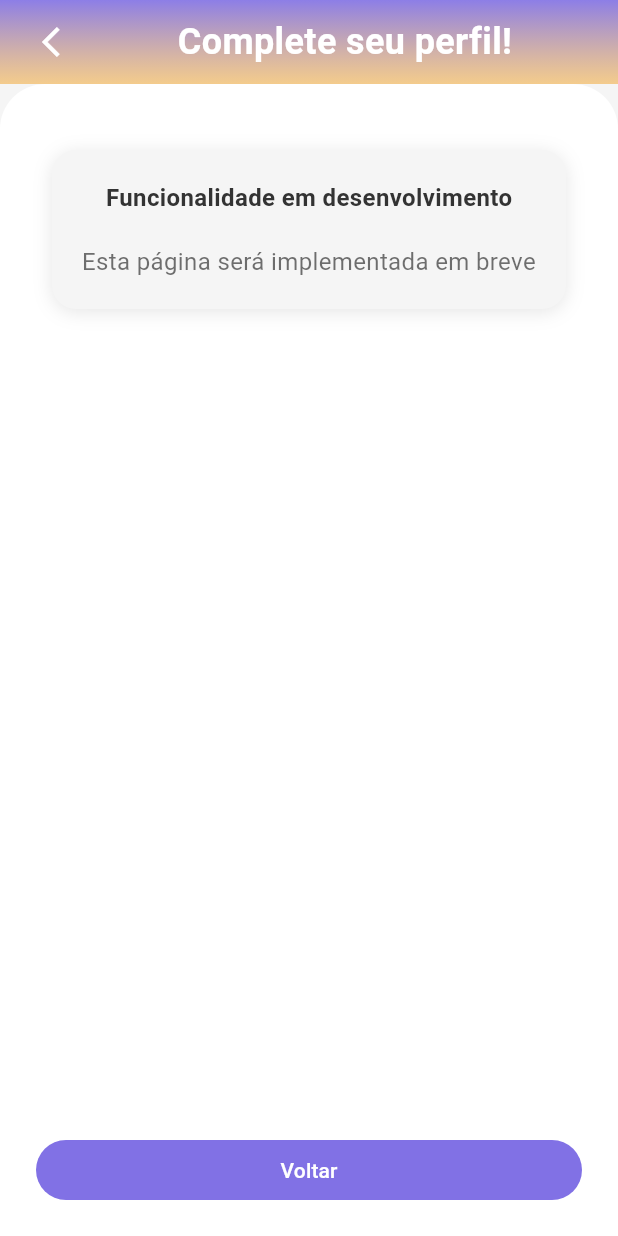
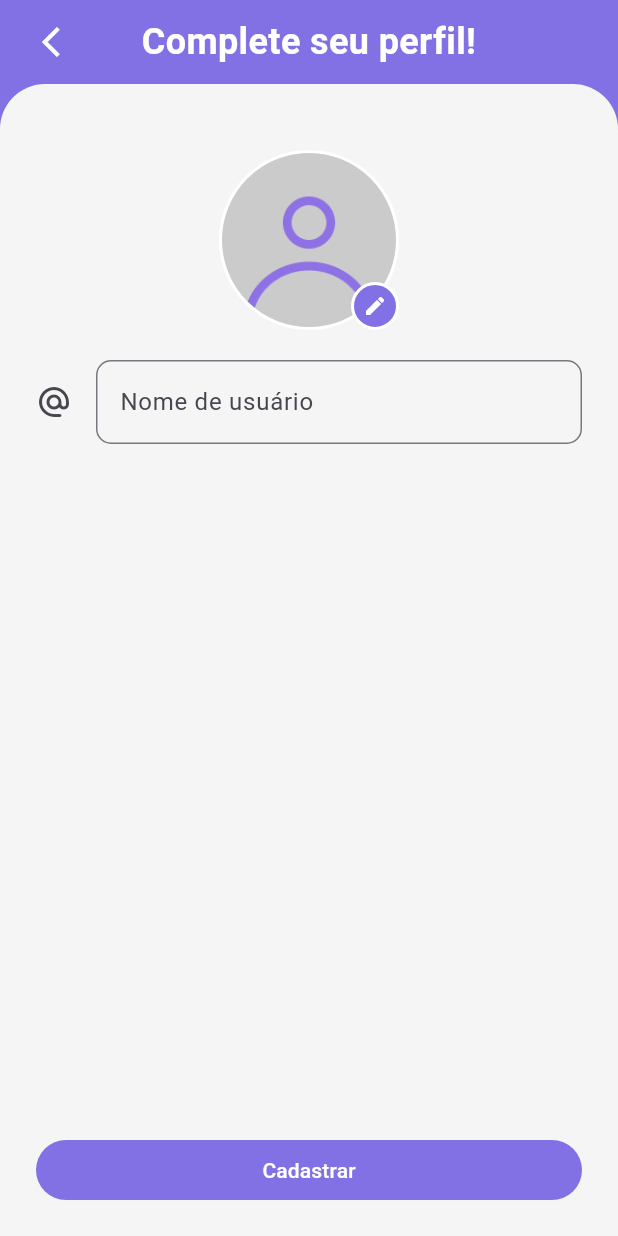
Before and after one commit to Brunokrk/Wkout_app, a Flutter app: the RegisterProfilePage screen opened by its route, on a phone screen of 412 x 824 dp. Run offline on Flutter 3.47's test engine with Material 3 defaults, Android fonts, the phone set to English and light mode, and no system bars; our stand-ins replace flutter_svg, get_it, go_router, supabase_flutter; accounts and stored records are empty; project files that could hold a hidden picture were left out.

Commit message:
Iniciando tela de profile

```diff
--- a/packages/authentication/lib/src/constants/image_paths.dart
+++ b/packages/authentication/lib/src/constants/image_paths.dart
@@ -7,8 +7,7 @@ class AuthenticationImagePaths {
   static const String logoPNG = '$_basePath/png/logo.png';
 
   // Imagens PNG
-  static const String userIcon = '$_basePath/png/user_icon.png';
-  static const String backgroundImage = '$_basePath/png/background.png';
+  static const String genericAvatar = '$_basePath/png/generic_avatar.png';
 
   // Método para obter caminho completo
   static String getSvgPath(String fileName) => '$_basePath/svg/$fileName.svg';
--- a/packages/authentication/lib/src/presentation/pages/register/register_profile_page.dart
+++ b/packages/authentication/lib/src/presentation/pages/register/register_profile_page.dart
@@ -1,3 +1,4 @@
+import 'package:authentication/authentication.dart';
 import 'package:flutter/material.dart';
 import 'package:design_system/design_system.dart';
 import 'package:wkout_core/wkout_core.dart';
@@ -10,6 +11,8 @@ class RegisterProfilePage extends StatefulWidget {
 }
 
 class _RegisterProfilePageState extends State<RegisterProfilePage> {
+  final TextEditingController _userNameController = TextEditingController();
+
   @override
   Widget build(BuildContext context) {
     return Scaffold(
@@ -19,13 +22,14 @@ class _RegisterProfilePageState extends State<RegisterProfilePage> {
           WkoutNavigationService().pop(context);
         },
       ),
+      backgroundColor: AppColors.primary,
       body: Column(
         children: [
           // Área inferior com borda superior arredondada
           Expanded(
             child: Container(
               decoration: const BoxDecoration(
-                color: Colors.white,
+                color: AppColors.backgroundLight,
                 borderRadius: BorderRadius.only(
                   topLeft: Radius.circular(30),
                   topRight: Radius.circular(30),
@@ -36,46 +40,26 @@ class _RegisterProfilePageState extends State<RegisterProfilePage> {
                   padding: const EdgeInsets.all(24.0),
                   child: Column(
                     children: [
-                      const SizedBox(height: 20),
-                      Container(
-                        padding: const EdgeInsets.all(20),
-                        decoration: BoxDecoration(
-                          color: AppColors.backgroundLight,
-                          borderRadius: BorderRadius.circular(16),
-                          boxShadow: [
-                            BoxShadow(
-                              color: Colors.black.withOpacity(0.1),
-                              blurRadius: 10,
-                              offset: const Offset(0, 2),
-                            ),
-                          ],
-                        ),
-                        child: Column(
-                          children: [
-                            Text(
-                              'Funcionalidade em desenvolvimento',
-                              style: AppTypography.bodyText1.copyWith(
-                                color: AppColors.blackText,
-                                fontWeight: FontWeight.bold,
-                              ),
-                            ),
-                            const SizedBox(height: 20),
-                            Text(
-                              'Esta página será implementada em breve',
-                              style: AppTypography.bodyText1.copyWith(
-                                color: AppColors.blackText.withOpacity(0.7),
-                              ),
-                              textAlign: TextAlign.center,
-                            ),
-                          ],
-                        ),
+                      Spacing.vertical(20),
+                      CustomProfileImage(
+                          showEditIcon: true,
+                          onTap: () {},
+                          imagePath: AuthenticationImagePaths.genericAvatar,
+                          borderColor: Colors.white,
+                          ),
+                      Spacing.vertical(20),
+                      CustomTextInput(
+                        label: 'Nome de usuário',
+                        controller: _userNameController,
+                        inputType: InputType.genericPrefixIcon,
+                        prefixIcon: Icons.alternate_email_rounded,
                       ),
-                      const Spacer(),
+                      Spacer(),
                       AppButton(
                         onPressed: () {
                           Navigator.of(context).pop();
                         },
-                        label: 'Voltar',
+                        label: 'Cadastrar',
                         color: AppColors.primary,
                         textColor: Colors.white,
                       ),
--- a/packages/design_system/lib/design_system.dart
+++ b/packages/design_system/lib/design_system.dart
@@ -1,6 +1,6 @@
 library design_system;
 
-export 'src/tokens/colors.dart'	;
+export 'src/tokens/colors.dart';
 export 'src/tokens/typography.dart';
 export 'src/tokens/spacing.dart';
 export 'src/theme/app_theme.dart';
@@ -11,3 +11,4 @@ export 'src/components/spacing.dart';
 export 'src/components/dateInput.dart';
 export 'src/components/gradient_background.dart';
 export 'src/components/custom_app_bar.dart';
+export 'src/components/custom_profile_image.dart';
--- a/packages/design_system/lib/src/components/custom_app_bar.dart
+++ b/packages/design_system/lib/src/components/custom_app_bar.dart
@@ -26,34 +26,44 @@ class CustomAppBar extends StatelessWidget implements PreferredSizeWidget {
   Widget build(BuildContext context) {
     return Container(
       decoration: BoxDecoration(
-        gradient: LinearGradient(
-          begin: Alignment.topCenter,
-          end: Alignment.bottomCenter,
-          colors: backgroundColor != null
-            ? [backgroundColor!, backgroundColor!]
-            : [
-                AppColors.primary.withOpacity(0.9),
-                AppColors.secondary.withOpacity(0.7),
-              ],
-        ),
+        color: AppColors.primary,
       ),
       child: SafeArea(
         child: Container(
           height: kToolbarHeight,
           padding: const EdgeInsets.symmetric(horizontal: 16),
-          child: Row(
+          child: Stack(
             children: [
+              // Botão de voltar (esquerda)
               if (showBackButton)
-                leading ??
+                Positioned(
+                  left: 0,
+                  top: 0,
+                  bottom: 0,
+                  child: leading ??
                       IconButton(
-                  onPressed: onBackPressed ?? () => Navigator.of(context).pop(),
+                        onPressed:
+                            onBackPressed ?? () => Navigator.of(context).pop(),
                         icon: const Icon(
                           Icons.arrow_back_ios,
                           color: Colors.white,
                           size: 24,
                         ),
                       ),
-              Expanded(
+                ),
+              // Ações (direita)
+              if (actions != null)
+                Positioned(
+                  right: 0,
+                  top: 0,
+                  bottom: 0,
+                  child: Row(
+                    mainAxisSize: MainAxisSize.min,
+                    children: actions!,
+                  ),
+                ),
+              // Título centralizado
+              Center(
                 child: Text(
                   title,
                   style: AppTypography.headline1.copyWith(
@@ -63,7 +73,6 @@ class CustomAppBar extends StatelessWidget implements PreferredSizeWidget {
                   textAlign: TextAlign.center,
                 ),
               ),
-              if (actions != null) ...actions!,
             ],
           ),
         ),
@@ -114,19 +123,38 @@ class RoundedAppBar extends StatelessWidget implements PreferredSizeWidget {
         child: Container(
           height: kToolbarHeight,
           padding: const EdgeInsets.symmetric(horizontal: 16),
-          child: Row(
+          child: Stack(
             children: [
+              // Botão de voltar (esquerda)
               if (showBackButton)
-                leading ??
+                Positioned(
+                  left: 0,
+                  top: 0,
+                  bottom: 0,
+                  child: leading ??
                       IconButton(
-                  onPressed: onBackPressed ?? () => Navigator.of(context).pop(),
+                        onPressed:
+                            onBackPressed ?? () => Navigator.of(context).pop(),
                         icon: const Icon(
                           Icons.arrow_back_ios,
                           color: Colors.white,
                           size: 24,
                         ),
                       ),
-              Expanded(
+                ),
+              // Ações (direita)
+              if (actions != null)
+                Positioned(
+                  right: 0,
+                  top: 0,
+                  bottom: 0,
+                  child: Row(
+                    mainAxisSize: MainAxisSize.min,
+                    children: actions!,
+                  ),
+                ),
+              // Título centralizado
+              Center(
                 child: Text(
                   title,
                   style: AppTypography.headline1.copyWith(
@@ -136,7 +164,6 @@ class RoundedAppBar extends StatelessWidget implements PreferredSizeWidget {
                   textAlign: TextAlign.center,
                 ),
               ),
-              if (actions != null) ...actions!,
             ],
           ),
         ),
--- /dev/null
+++ b/packages/design_system/lib/src/components/custom_profile_image.dart
@@ -0,0 +1,184 @@
+import 'dart:typed_data';
+import 'package:flutter/material.dart';
+import '../tokens/colors.dart';
+import '../tokens/typography.dart';
+
+class CustomProfileImage extends StatelessWidget {
+  final String? imageUrl;
+  final String? imagePath;
+  final Uint8List? imageBytes;
+  final double size;
+  final VoidCallback? onTap;
+  final bool showEditIcon;
+  final Color? backgroundColor;
+  final Color? borderColor;
+  final double borderWidth;
+  final Widget? placeholder;
+  final String? placeholderText;
+
+  const CustomProfileImage({
+    super.key,
+    this.imageUrl,
+    this.imagePath,
+    this.imageBytes,
+    this.size = 120,
+    this.onTap,
+    this.showEditIcon = true,
+    this.backgroundColor,
+    this.borderColor,
+    this.borderWidth = 2,
+    this.placeholder,
+    this.placeholderText,
+  });
+
+  @override
+  Widget build(BuildContext context) {
+    return GestureDetector(
+      onTap: onTap,
+      child: Stack(
+        children: [
+          // Container principal da imagem
+          Container(
+            width: size,
+            height: size,
+            decoration: BoxDecoration(
+              shape: BoxShape.circle,
+              color: backgroundColor ?? AppColors.grey,
+              border: Border.all(
+                color: borderColor ?? AppColors.primary,
+                width: borderWidth,
+              ),
+            ),
+            child: ClipRRect(
+              borderRadius: BorderRadius.circular(size / 2),
+              child: _buildImageWidget(),
+            ),
+          ),
+          // Ícone de edição
+          if (showEditIcon && onTap != null)
+            Positioned(
+              bottom: 0,
+              right: 0,
+              child: Container(
+                width: 32,
+                height: 32,
+                decoration: BoxDecoration(
+                  shape: BoxShape.circle,
+                  color: AppColors.primary,
+                  border: Border.all(
+                    color: Colors.white,
+                    width: 2,
+                  ),
+                ),
+                child: const Icon(
+                  Icons.edit,
+                  color: Colors.white,
+                  size: 16,
+                ),
+              ),
+            ),
+        ],
+      ),
+    );
+  }
+
+  Widget _buildImageWidget() {
+    // Se há bytes de imagem (mais comum para imagens selecionadas)
+    if (imageBytes != null && imageBytes!.isNotEmpty) {
+      return Image.memory(
+        imageBytes!,
+        width: size,
+        height: size,
+        fit: BoxFit.cover,
+        errorBuilder: (context, error, stackTrace) {
+          print('Erro ao carregar imagem de bytes: $error');
+          return _buildPlaceholder();
+        },
+      );
+    }
+
+    // Se há uma imagem local
+    if (imagePath != null) {
+      return Image.asset(
+        imagePath!,
+        width: size,
+        height: size,
+        fit: BoxFit.cover,
+        errorBuilder: (context, error, stackTrace) {
+          print('Erro ao carregar imagem local: $error');
+          return _buildPlaceholder();
+        },
+      );
+    }
+
+    // Se há uma URL de imagem
+    if (imageUrl != null && imageUrl!.isNotEmpty) {
+      return Image.network(
+        imageUrl!,
+        width: size,
+        height: size,
+        fit: BoxFit.cover,
+        loadingBuilder: (context, child, loadingProgress) {
+          if (loadingProgress == null) return child;
+          return Center(
+            child: CircularProgressIndicator(
+              value: loadingProgress.expectedTotalBytes != null
+                  ? loadingProgress.cumulativeBytesLoaded /
+                      loadingProgress.expectedTotalBytes!
+                  : null,
+              color: AppColors.primary,
+            ),
+          );
+        },
+        errorBuilder: (context, error, stackTrace) {
+          print('Erro ao carregar imagem de URL: $error');
+          return _buildPlaceholder();
+        },
+      );
+    }
+
+    // Debug: verificar quais parâmetros estão sendo passados
+    print('CustomProfileImage - Debug:');
+    print('  imageUrl: $imageUrl');
+    print('  imagePath: $imagePath');
+    print('  imageBytes: ${imageBytes?.length ?? 0} bytes');
+
+    // Placeholder padrão
+    return _buildPlaceholder();
+  }
+
+  Widget _buildPlaceholder() {
+    if (placeholder != null) {
+      return placeholder!;
+    }
+
+    return Container(
+      width: size,
+      height: size,
+      decoration: BoxDecoration(
+        shape: BoxShape.circle,
+        color: backgroundColor ?? AppColors.grey,
+      ),
+      child: Column(
+        mainAxisAlignment: MainAxisAlignment.center,
+        children: [
+          Icon(
+            Icons.person,
+            size: size * 0.4,
+            color: AppColors.blackText.withOpacity(0.5),
+          ),
+          if (placeholderText != null) ...[
+            const SizedBox(height: 8),
+            Text(
+              placeholderText!,
+              style: AppTypography.bodyText2.copyWith(
+                color: AppColors.blackText.withOpacity(0.7),
+              ),
+              textAlign: TextAlign.center,
+            ),
+          ],
+        ],
+      ),
+    );
+  }
+}
--- a/packages/design_system/lib/src/components/textInput.dart
+++ b/packages/design_system/lib/src/components/textInput.dart
@@ -6,6 +6,7 @@ enum InputType {
   password,
   phone,
   name,
+  genericPrefixIcon,
 }
 
 class CustomTextInput extends StatelessWidget {
@@ -13,12 +14,14 @@ class CustomTextInput extends StatelessWidget {
 
   final TextEditingController controller;
   final InputType? inputType;
+  final IconData? prefixIcon;
 
   const CustomTextInput({
     required this.label,
 
     required this.controller,
     this.inputType,
+    this.prefixIcon,
     super.key,
   });
 
@@ -33,9 +36,23 @@ class CustomTextInput extends StatelessWidget {
         return _buildPhoneInput();
       case InputType.name:
         return _buildNameInput();
+      case InputType.genericPrefixIcon:
+        return _buildGenericPrefixIconInput();
       default:
         return _buildDefaultInput();
     }
+  }
+
+  Widget _buildGenericPrefixIconInput() {
+    return TextFormField(
+      controller: controller,
+      decoration: InputDecoration(
+        border: OutlineInputBorder(borderRadius: BorderRadius.circular(10)),
+        labelText: label,
+        floatingLabelBehavior: FloatingLabelBehavior.never,
+        icon: Icon(prefixIcon),
+      ),
+    );
   }
 
   Widget _buildEmailInput() {
--- a/packages/design_system/pubspec.yaml
+++ b/packages/design_system/pubspec.yaml
@@ -12,6 +12,7 @@ dependencies:
     sdk: flutter
   supabase_flutter: ^2.0.0
   provider: ^6.1.2
+  image_picker: ^1.0.7
   wkout_core:
     path: ../wkout_core
 
```
Also changed, not shown: packages/authentication/assets/images/png/generic_avatar.png (added), 6 other files. Lines whose indentation alone changed are shown as unchanged.
